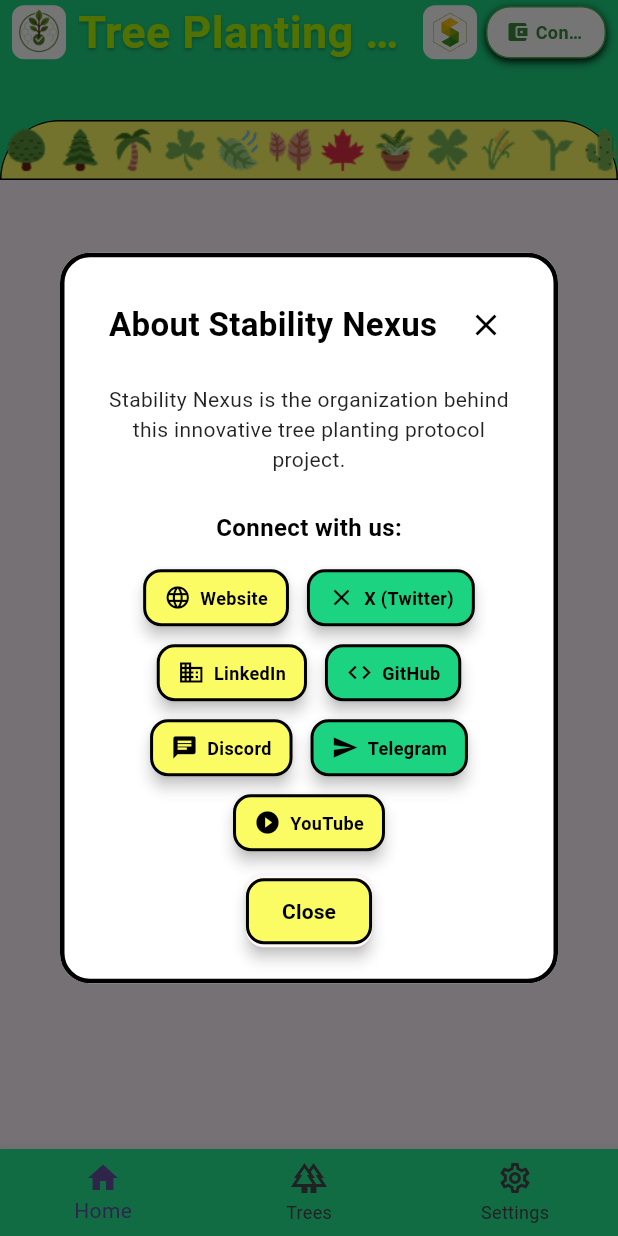
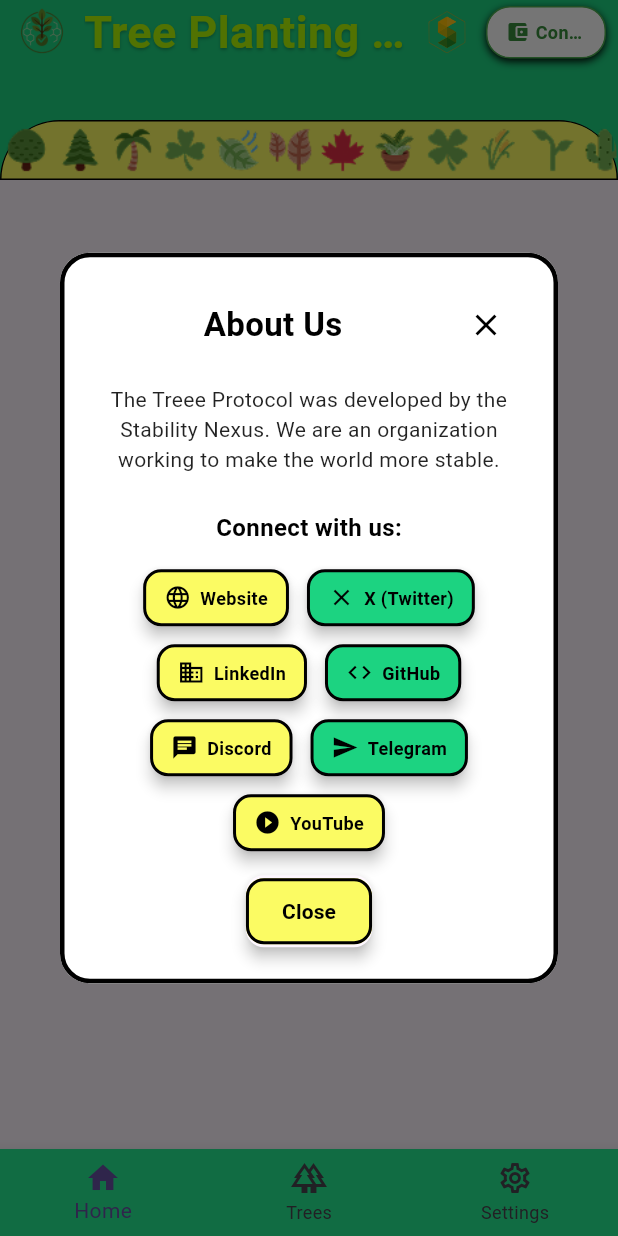
Before and after one commit to StabilityNexus/Treee, a Flutter app: the screen it shows after launch, after a tap on an icon or button, on a phone screen of 412 x 824 dp. Run offline on Flutter 3.47's test engine with Material 3 defaults, Android fonts, the phone set to English and light mode, and no system bars; our stand-ins replace flutter_dotenv, flutter_map, flutter_svg, go_router, image_picker, latlong2 and 3 more; missing offline and left inert: dart_geohash, walletconnect_flutter_v2, web3dart; accounts and stored records are empty; Roboto replaces fonts that are missing (Poppins).

Commit message:
fix: minor ui requirements

```diff
--- a/lib/components/stability_nexus_footer_dialog.dart
+++ b/lib/components/stability_nexus_footer_dialog.dart
@@ -34,7 +34,7 @@
               children: [
                 const Spacer(),
                 Text(
-                  'About Stability Nexus',
+                  'About Us',
                   style: TextStyle(
                     fontSize: 22,
                     fontWeight: FontWeight.bold,
@@ -52,7 +52,7 @@
             ),
             const SizedBox(height: 16),
             Text(
-              'Stability Nexus is the organization behind this innovative tree planting protocol project.',
+              'The Treee Protocol was developed by the Stability Nexus. We are an organization working to make the world more stable.',
               textAlign: TextAlign.center,
               style: TextStyle(
                 fontSize: 14,
--- a/lib/components/universal_navbar.dart
+++ b/lib/components/universal_navbar.dart
@@ -54,26 +54,19 @@
                     child: Row(
                       children: [
                         Container(
-                          width: 36,
-                          height: 36,
-                          decoration: BoxDecoration(
-                            color: Colors.white,
-                            borderRadius: BorderRadius.circular(8),
-                            border: Border.all(
-                              color: Colors.white,
-                              width: 1,
-                            ),
-                          ),
+                          width: 40,
+                          height: 40,
+                          padding: const EdgeInsets.all(2),
                           child: Image.asset(
                             'assets/tree-navbar-images/logo.png',
-                            width: 28,
-                            height: 28,
+                            width: 40,
+                            height: 40,
                             fit: BoxFit.contain,
                             errorBuilder: (context, error, stackTrace) {
                               return Icon(
                                 Icons.eco,
                                 color: Colors.green[600],
-                                size: 28,
+                                size: 32,
                               );
                             },
                           ),
@@ -147,17 +140,9 @@
                           },
                           borderRadius: BorderRadius.circular(8),
                           child: Container(
-                            width: 36,
-                            height: 36,
-                            padding: const EdgeInsets.all(4),
-                            decoration: BoxDecoration(
-                              color: Colors.white,
-                              borderRadius: BorderRadius.circular(8),
-                              border: Border.all(
-                                color: Colors.white,
-                                width: 1,
-                              ),
-                            ),
+                            width: 40,
+                            height: 40,
+                            padding: const EdgeInsets.all(6),
                             child: SvgPicture.asset(
                               'assets/stability-nexus/stability.svg',
                               fit: BoxFit.contain,
--- a/pubspec.yaml
+++ b/pubspec.yaml
@@ -105,9 +105,9 @@
 flutter_launcher_icons:
   android: true
   ios: true
-  image_path: "assets/tree-navbar-images/logo.png"
+  image_path: "assets/tree-navbar-images/padded-logo.png"
   remove_alpha_ios: true
-  adaptive_icon_background: "#ffffff"
-  adaptive_icon_foreground: "assets/tree-navbar-images/logo.png"
+  adaptive_icon_background: "#000000"
+  adaptive_icon_foreground: "assets/tree-navbar-images/padded-logo.png"
   # For details regarding fonts from package dependencies,
   # see https://flutter.dev/to/font-from-package
```
Also changed, not shown: assets/tree-navbar-images/logo.svg (added), assets/tree-navbar-images/padded-logo.png (added), 32 other files.
